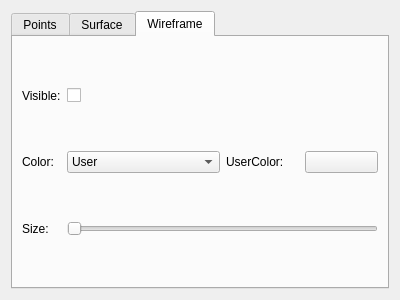
Above: include/vclib/ext/qt/gui/mesh_render_settings_frame.ui from cnr-isti-vclab/vclib before the change. Below: the same form after it.
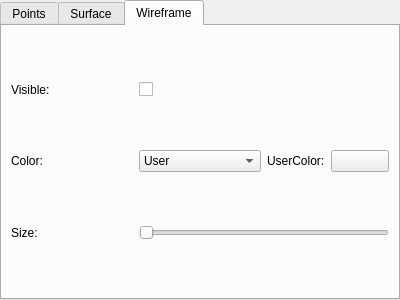
That is the form after the change. The open tabs and pages were chosen to show the change.

```diff
--- a/include/vclib/ext/qt/gui/mesh_render_settings_frame.ui
+++ b/include/vclib/ext/qt/gui/mesh_render_settings_frame.ui
@@ -14,6 +14,18 @@
    <string>Frame</string>
   </property>
   <layout class="QGridLayout" name="gridLayout_3">
+   <property name="leftMargin">
+    <number>0</number>
+   </property>
+   <property name="topMargin">
+    <number>0</number>
+   </property>
+   <property name="rightMargin">
+    <number>0</number>
+   </property>
+   <property name="bottomMargin">
+    <number>0</number>
+   </property>
    <item row="0" column="0">
     <widget class="QTabWidget" name="tabWidget">
      <property name="currentIndex">
@@ -397,7 +409,7 @@
        <item row="1" column="1">
         <widget class="QComboBox" name="wireframeColorComboBox">
          <property name="sizePolicy">
-          <sizepolicy hsizetype="MinimumExpanding" vsizetype="Fixed">
+          <sizepolicy hsizetype="Preferred" vsizetype="Fixed">
            <horstretch>0</horstretch>
            <verstretch>0</verstretch>
           </sizepolicy>
@@ -420,7 +432,7 @@
        <item row="1" column="2">
         <widget class="QFrame" name="wireframeUserColorFrame">
          <property name="sizePolicy">
-          <sizepolicy hsizetype="MinimumExpanding" vsizetype="Preferred">
+          <sizepolicy hsizetype="Preferred" vsizetype="Preferred">
            <horstretch>0</horstretch>
            <verstretch>0</verstretch>
           </sizepolicy>
@@ -466,6 +478,12 @@
        </item>
        <item row="2" column="1" colspan="2">
         <widget class="QSlider" name="wireframeSizelSlider">
+         <property name="sizePolicy">
+          <sizepolicy hsizetype="Expanding" vsizetype="Fixed">
+           <horstretch>0</horstretch>
+           <verstretch>0</verstretch>
+          </sizepolicy>
+         </property>
          <property name="minimum">
           <number>1</number>
          </property>
@@ -477,10 +495,10 @@
          </property>
         </widget>
        </item>
-       <item row="0" column="1" colspan="2">
+       <item row="0" column="1">
         <widget class="QCheckBox" name="wireframeVisibilityCheckBox">
          <property name="sizePolicy">
-          <sizepolicy hsizetype="MinimumExpanding" vsizetype="Fixed">
+          <sizepolicy hsizetype="Preferred" vsizetype="Fixed">
            <horstretch>0</horstretch>
            <verstretch>0</verstretch>
           </sizepolicy>
```
Left out of the diff: 94 changed lines with no effect on the pictures.
